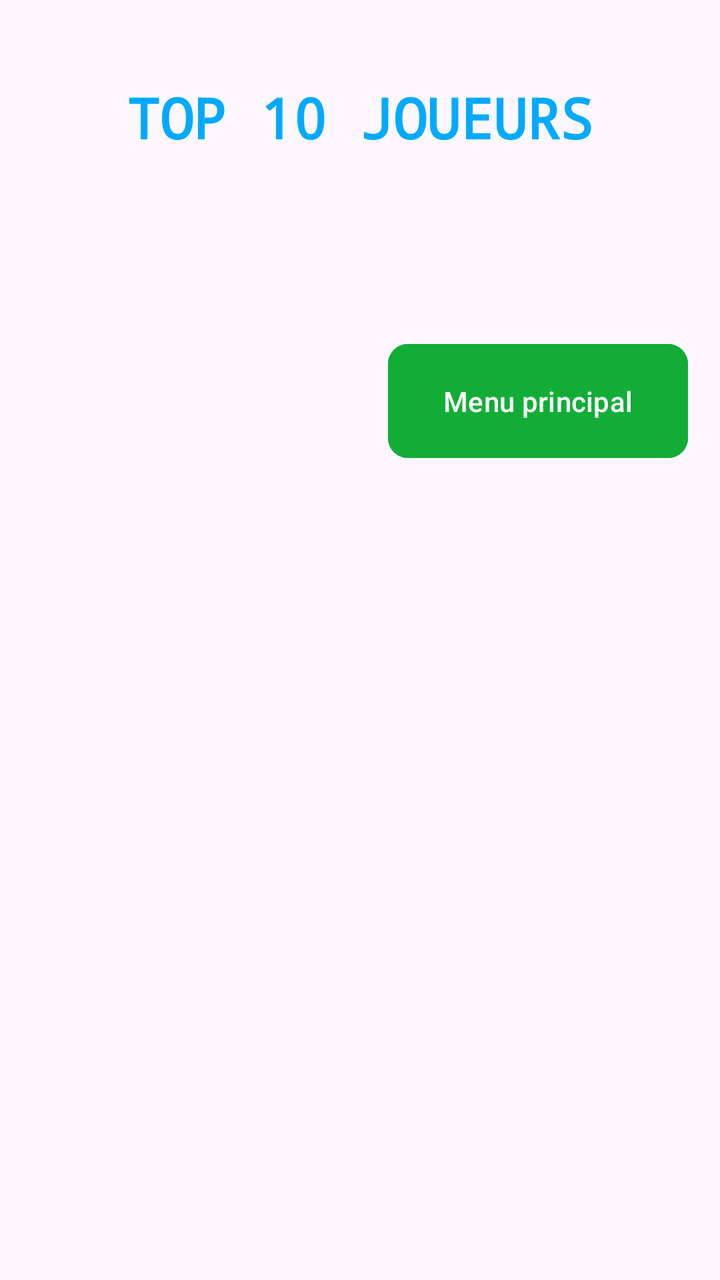
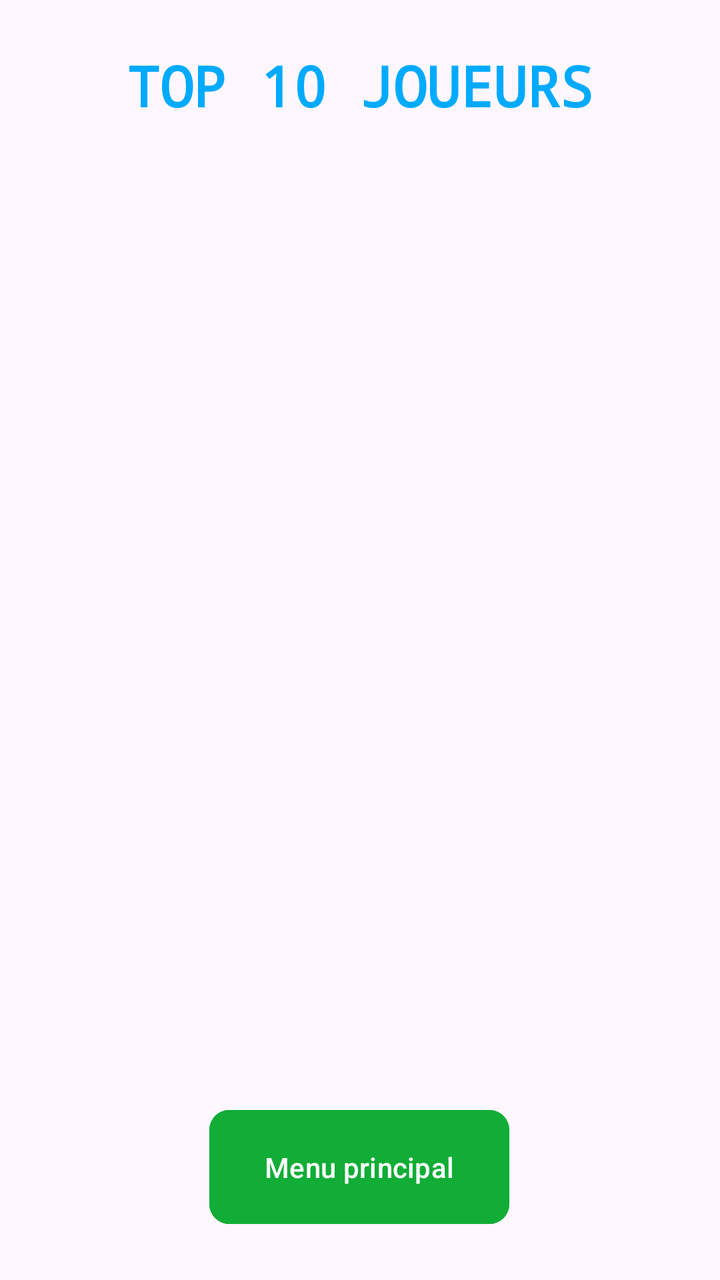

Two renders of the same Android screen: before a commit and after it. Below are the layout's source before the change and the commit's diff.
<!-- AndroidManifest.xml: activity theme Theme.HoleShot -->
<!-- res/layout/activity_historique.xml -->
<?xml version="1.0" encoding="utf-8"?>
<androidx.constraintlayout.widget.ConstraintLayout xmlns:android="http://schemas.android.com/apk/res/android"
    xmlns:app="http://schemas.android.com/apk/res-auto"
    xmlns:tools="http://schemas.android.com/tools"
    android:id="@+id/main"
    android:layout_width="match_parent"
    android:layout_height="match_parent"
    tools:context=".HistoriqueActivity">

    <TextView
        android:id="@+id/text_title_histo"
        android:layout_width="wrap_content"
        android:layout_height="wrap_content"
        android:text="TOP 10 JOUEURS"
        android:textColor="#00AAFF"
        android:textSize="28sp"
        android:textStyle="bold"
        android:fontFamily="monospace"
        android:layout_marginTop="40dp"
        app:layout_constraintTop_toTopOf="parent"
        app:layout_constraintStart_toStartOf="parent"
        app:layout_constraintEnd_toEndOf="parent"/>

    <Button
        android:id="@+id/btn_main"
        android:layout_width="150dp"
        android:layout_height="65dp"
        android:layout_marginTop="168dp"
        android:layout_marginEnd="16dp"
        android:backgroundTint="#11AD36"
        android:text="Menu principal"
        app:cornerRadius="10dp"
        app:layout_constraintEnd_toEndOf="parent"
        app:layout_constraintTop_toTopOf="parent" />

    <TableLayout
        android:id="@+id/histo_tab"
        android:layout_width="wrap_content"
        android:layout_height="wrap_content"
        android:layout_marginTop="0dp"
        android:padding="16dp"
        app:layout_constraintBaseline_toBottomOf="parent"
        app:layout_constraintEnd_toEndOf="parent"
        app:layout_constraintHorizontal_bias="0.5"
        app:layout_constraintStart_toStartOf="parent"
        app:layout_constraintTop_toBottomOf="@+id/text_title_histo" />

</androidx.constraintlayout.widget.ConstraintLayout>
<!-- resources referenced by this layout -->
<resources>
  <style name="Theme.HoleShot" parent="Base.Theme.HoleShot" />
  <style name="Base.Theme.HoleShot" parent="Theme.Material3.DayNight.NoActionBar">
          
          
      </style>
</resources>

<!-- the commit's change to res/layout/activity_historique.xml (unified diff, before → after) -->
@@ -7,42 +7,59 @@
     android:layout_height="match_parent"
     tools:context=".HistoriqueActivity">
 
+    <ScrollView
+        android:layout_width="0dp"
+        android:layout_height="0dp"
+        android:layout_marginTop="16dp"
+        android:layout_marginBottom="16dp"
+
+        android:contentDescription="Liste des scores"
+
+        android:fillViewport="true"
+        app:layout_constraintBottom_toTopOf="@+id/btn_main"
+        app:layout_constraintEnd_toEndOf="parent"
+        app:layout_constraintStart_toStartOf="parent"
+        app:layout_constraintTop_toBottomOf="@+id/text_title_histo">
+
+        <LinearLayout
+            android:layout_width="match_parent"
+            android:layout_height="wrap_content"
+            android:gravity="center_horizontal"
+            android:orientation="vertical">
+
+            <TableLayout
+                android:id="@+id/histo_tab"
+                android:layout_width="wrap_content"
+                android:layout_height="wrap_content"
+                android:padding="16dp" />
+        </LinearLayout>
+    </ScrollView>
+
     <TextView
         android:id="@+id/text_title_histo"
         android:layout_width="wrap_content"
         android:layout_height="wrap_content"
+        android:layout_marginTop="24dp"
+        android:fontFamily="monospace"
         android:text="TOP 10 JOUEURS"
         android:textColor="#00AAFF"
         android:textSize="28sp"
         android:textStyle="bold"
-        android:fontFamily="monospace"
-        android:layout_marginTop="40dp"
-        app:layout_constraintTop_toTopOf="parent"
+        app:layout_constraintEnd_toEndOf="parent"
         app:layout_constraintStart_toStartOf="parent"
-        app:layout_constraintEnd_toEndOf="parent"/>
+        app:layout_constraintTop_toTopOf="parent" />
 
     <Button
         android:id="@+id/btn_main"
         android:layout_width="150dp"
         android:layout_height="65dp"
-        android:layout_marginTop="168dp"
-        android:layout_marginEnd="16dp"
+        android:layout_marginBottom="24dp"
         android:backgroundTint="#11AD36"
         android:text="Menu principal"
         app:cornerRadius="10dp"
+        app:layout_constraintBottom_toBottomOf="parent"
         app:layout_constraintEnd_toEndOf="parent"
-        app:layout_constraintTop_toTopOf="parent" />
-
-    <TableLayout
-        android:id="@+id/histo_tab"
-        android:layout_width="wrap_content"
-        android:layout_height="wrap_content"
-        android:layout_marginTop="0dp"
-        android:padding="16dp"
-        app:layout_constraintBaseline_toBottomOf="parent"
-        app:layout_constraintEnd_toEndOf="parent"
-        app:layout_constraintHorizontal_bias="0.5"
-        app:layout_constraintStart_toStartOf="parent"
-        app:layout_constraintTop_toBottomOf="@+id/text_title_histo" />
+        app:layout_constraintHorizontal_bias="0.499"
+        app:layout_constraintStart_toStartOf="parent" />
 
 </androidx.constraintlayout.widget.ConstraintLayout>
